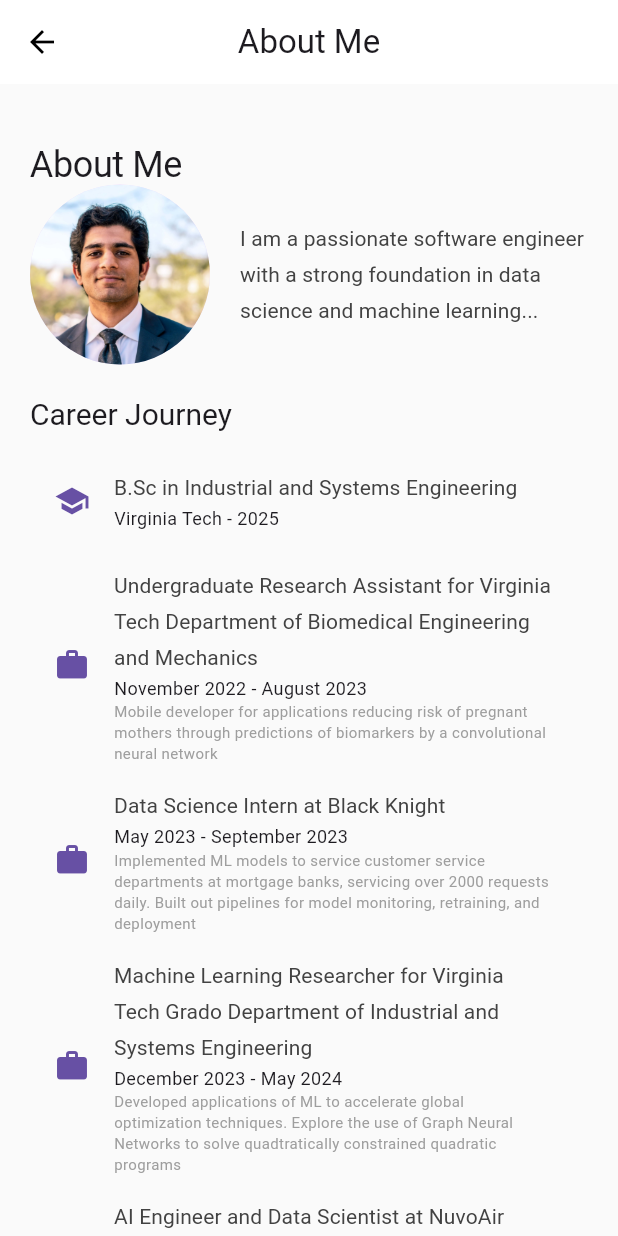
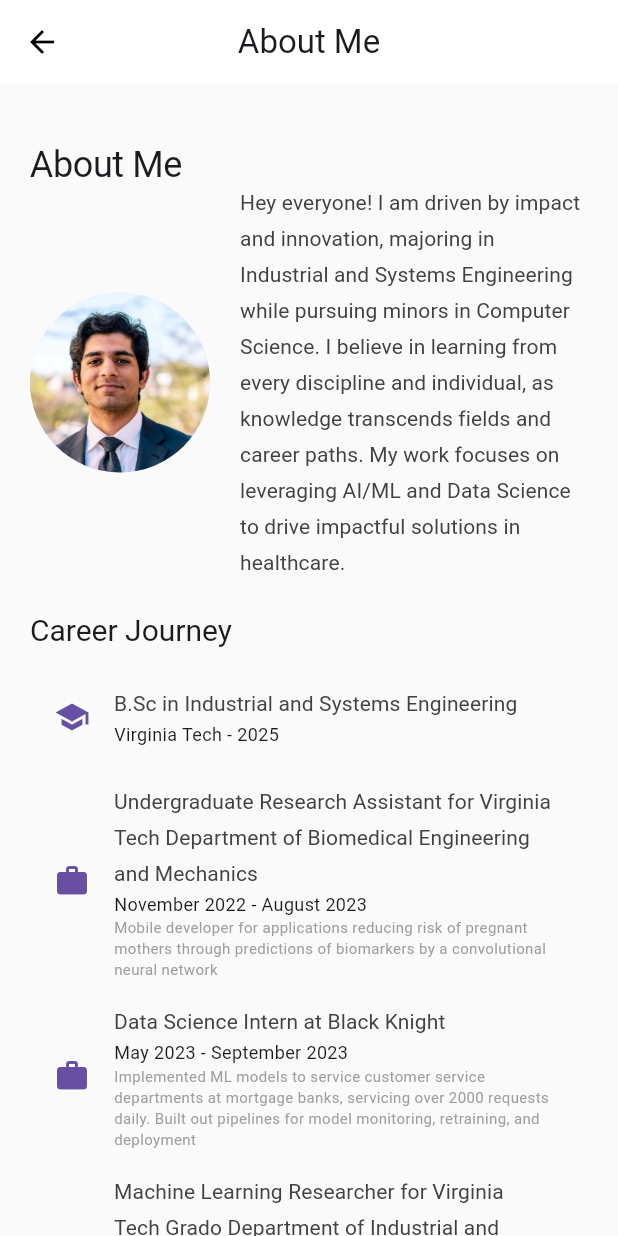
Before and after one commit to s-mehra/personal_website, a Flutter app: the AboutPage screen opened by its route, on a phone screen of 412 x 824 dp. Run offline on Flutter 3.47's test engine with Material 3 defaults, Android fonts, the phone set to English and light mode, and no system bars; our stand-ins replace font_awesome_flutter; Roboto replaces fonts that are missing (Poppins).

Commit message:
Adjusted content for bio

```diff
--- a/lib/main.dart
+++ b/lib/main.dart
@@ -150,7 +150,7 @@ class HomePage extends StatelessWidget {
                               Container(
                                 constraints: BoxConstraints(maxWidth: 500),
                                 child: Text(
-                                  'I\'m an AI/ML Engineer passionate about creating intelligent solutions that make a difference. Currently pursuing Industrial and Systems Engineering at Virginia Tech.',
+                                  'I am AI/ML engineer passionate about building elegant, simple solutions that can change lives in healthcare. Currently studying Industrial and Systems Engineering and Computer Science at Virginia Tech.',
                                   style: Theme.of(context).textTheme.bodyLarge,
                                 ),
                               ),
@@ -344,7 +344,7 @@ class AboutPage extends StatelessWidget {
                     SizedBox(width: 20),
                     Expanded(
                       child: Text(
-                        'I am a passionate software engineer with a strong foundation in data science and machine learning...',
+                        'Hey everyone! I am driven by impact and innovation, majoring in Industrial and Systems Engineering while pursuing minors in Computer Science. I believe in learning from every discipline and individual, as knowledge transcends fields and career paths. My work focuses on leveraging AI/ML and Data Science to drive impactful solutions in healthcare.',
                         style: Theme.of(context).textTheme.bodyLarge?.copyWith(
                           fontSize: screenWidth > 800 ? 16 : 14, // Adjust font size
                         ),
```
